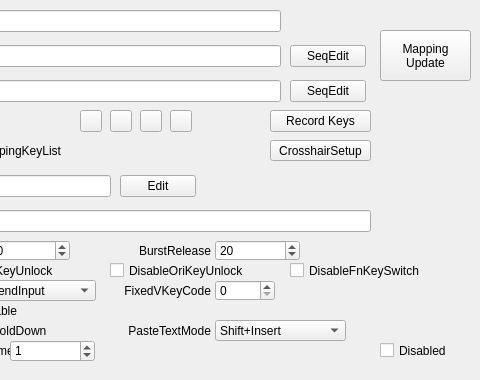
This is QKeyMapper/qitemsetupdialog.ui in Zalafina/QKeyMapper as Qt 5 draws it before an edit; both pictures show x 340 to 820 and y 0 to 380 of the 820 by 380 pixel window. The edited form follows.
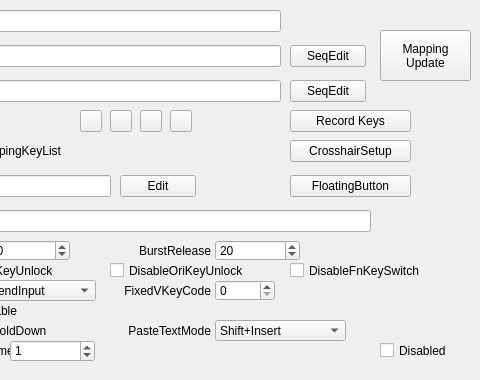
This is the edited form. Custom widgets are drawn as their Qt base class.

Commit message: Add Floating button feature - part1.

The edit to the form file:
```diff
--- a/QKeyMapper/qitemsetupdialog.ui
+++ b/QKeyMapper/qitemsetupdialog.ui
@@ -398,9 +398,9 @@
   <widget class="QPushButton" name="recordKeysButton">
    <property name="geometry">
     <rect>
-     <x>610</x>
+     <x>630</x>
      <y>110</y>
-     <width>101</width>
+     <width>121</width>
      <height>22</height>
     </rect>
    </property>
@@ -455,10 +455,10 @@
   <widget class="QPushButton" name="crosshairSetupButton">
    <property name="geometry">
     <rect>
-     <x>610</x>
+     <x>630</x>
      <y>140</y>
-     <width>101</width>
-     <height>21</height>
+     <width>121</width>
+     <height>22</height>
     </rect>
    </property>
    <property name="focusPolicy">
@@ -999,6 +999,25 @@
     <bool>false</bool>
    </property>
   </widget>
+  <widget class="QPushButton" name="floatingButtonSetupButton">
+   <property name="geometry">
+    <rect>
+     <x>630</x>
+     <y>175</y>
+     <width>121</width>
+     <height>22</height>
+    </rect>
+   </property>
+   <property name="focusPolicy">
+    <enum>Qt::FocusPolicy::NoFocus</enum>
+   </property>
+   <property name="text">
+    <string>FloatingButton</string>
+   </property>
+   <property name="autoDefault">
+    <bool>false</bool>
+   </property>
+  </widget>
  </widget>
  <customwidgets>
   <customwidget>
```
The commit also changes 11 other files.
